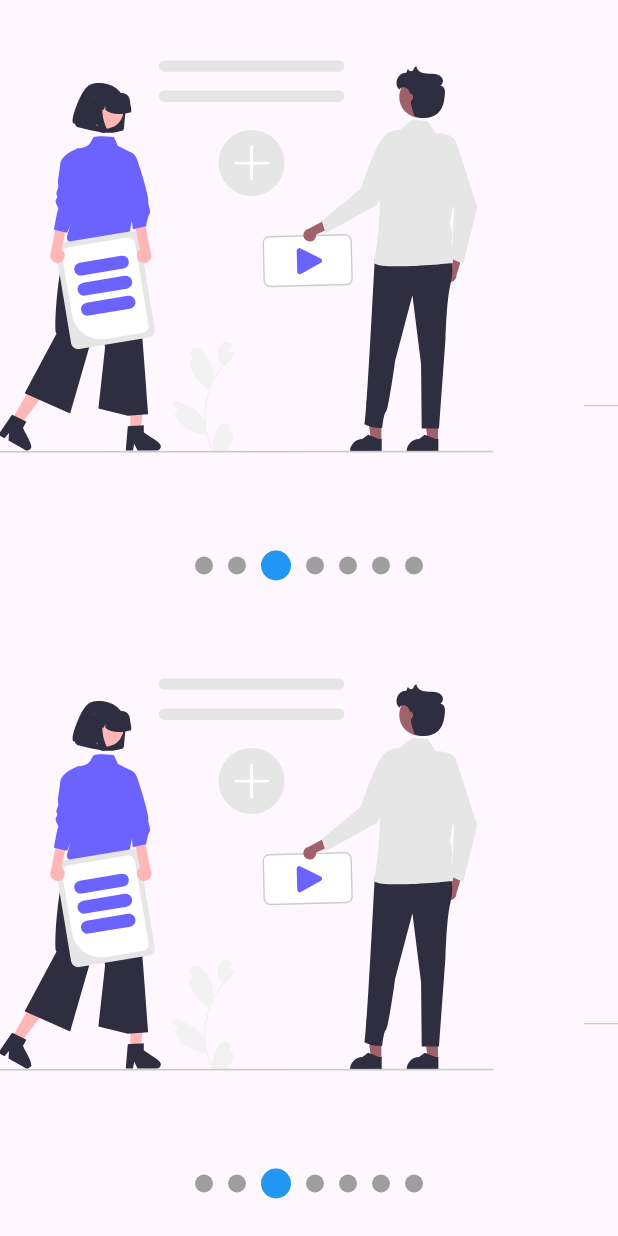
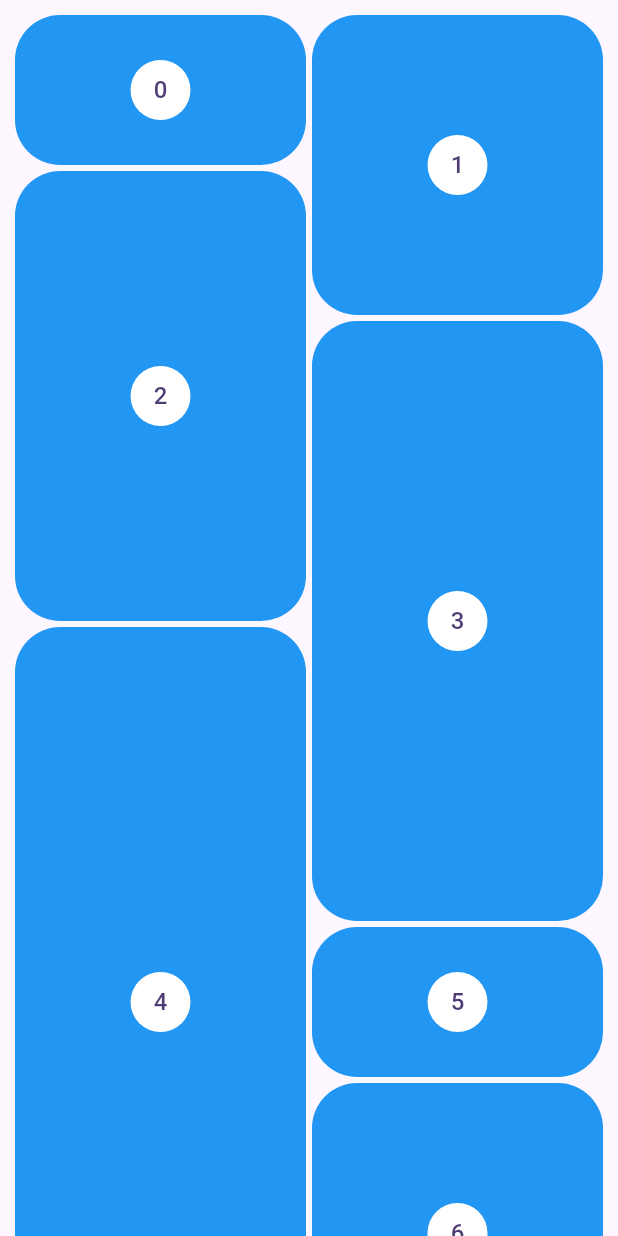
Before and after one commit to DeveTe5t/flutter-designs_designs_app, a Flutter app: the screen it shows after launch, on a phone screen of 412 x 824 dp. Run offline on Flutter 3.47's test engine with Material 3 defaults, Android fonts, the phone set to English and light mode, and no system bars; our stand-ins replace flutter_svg.

Commit message:
Add several solution for grid with package and without package

```diff
--- a/lib/main.dart
+++ b/lib/main.dart
@@ -6,7 +6,8 @@ import 'package:flutter/material.dart';
 // import '/src/widgets/headers.dart';
 // import '/src/pages/circle_graphic_page.dart';
 // import 'src/labs/slide_show_page.dart';
-import 'src/pages/slide_show_page.dart';
+// import 'src/pages/slide_show_page.dart';
+import '/src/pages/pinterest_page.dart';
 
 void main() {
   runApp(const MyApp());
@@ -24,7 +25,8 @@ class MyApp extends StatelessWidget {
         colorScheme: ColorScheme.fromSeed(seedColor: Colors.deepPurple),
         // colorScheme: ColorScheme.fromSeed(seedColor: Color(0xff615AAB)),
       ),
-      home: const SlideShowPage(),
+      // home: const SlideShowPage(),
+      home: const PinterestPage(),
     );
   }
 }
--- /dev/null
+++ b/lib/src/pages/pinterest_page.dart
@@ -0,0 +1,236 @@
+import 'package:flutter/material.dart';
+import 'package:flutter_staggered_grid_view/flutter_staggered_grid_view.dart';
+
+class PinterestPage extends StatelessWidget {
+  const PinterestPage({super.key});
+
+  @override
+  Widget build(BuildContext context) {
+    return const Scaffold(body: Center(child: PinterestGrid()));
+  }
+}
+
+class PinterestGrid extends StatelessWidget {
+  const PinterestGrid({super.key});
+
+  @override
+  Widget build(BuildContext context) {
+    // return AlignedGridView.count(
+    //   crossAxisCount: 4,
+    //   mainAxisSpacing: 4,
+    //   crossAxisSpacing: 4,
+    //   itemBuilder: (context, index) {
+    //     return StaggeredGridTile.count(
+    //       crossAxisCellCount: 2,
+    //       mainAxisCellCount: 2,
+    //       child: Text('${(index % 7 + 1) * 30}'),
+    //     );
+    //   },
+    // );
+    // return MasonryGridView.count(
+    //   crossAxisCount: 4,
+    //   mainAxisSpacing: 4,
+    //   crossAxisSpacing: 4,
+    //   itemBuilder: (context, index) {
+    //     // return Tile(index: index, extent: (index % 5 + 1) * 100);
+    //     return StaggeredGridTile.extent(
+    //       mainAxisExtent: (index % 5 + 1) * 100,
+    //       crossAxisCellCount: 2,
+    //       child: GridTile(child: Text('$index')),
+    //     );
+    //   },
+    // );
+
+    // return StaggeredGrid.count(
+    //   crossAxisCount: 4,
+    //   mainAxisSpacing: 4,
+    //   crossAxisSpacing: 4,
+    //   children: const [
+    //     StaggeredGridTile.count(
+    //       crossAxisCellCount: 2,
+    //       mainAxisCellCount: 2,
+    //       // child: GridTile(index: 0),
+    //       child: GridTile(child: Text('0')),
+    //     ),
+    //     StaggeredGridTile.count(
+    //       crossAxisCellCount: 2,
+    //       mainAxisCellCount: 1,
+    //       // child: GridTile(index: 1),
+    //       child: GridTile(child: Text('1')),
+    //     ),
+    //     StaggeredGridTile.count(
+    //       crossAxisCellCount: 1,
+    //       mainAxisCellCount: 1,
+    //       // child: Tile(index: 2),
+    //       child: GridTile(child: Text('2')),
+    //     ),
+    //     StaggeredGridTile.count(
+    //       crossAxisCellCount: 1,
+    //       mainAxisCellCount: 1,
+    //       // child: Tile(index: 3),
+    //       child: GridTile(child: Text('3')),
+    //     ),
+    //     StaggeredGridTile.count(
+    //       crossAxisCellCount: 4,
+    //       mainAxisCellCount: 2,
+    //       // child: Tile(index: 4),
+    //       child: GridTile(child: Text('4')),
+    //     ),
+    //   ],
+    // );
+
+    final List<int> items = List.generate(200, (index) => index);
+
+    //------- Solution 1
+    return MasonryGridView.count(
+      crossAxisCount: 2,
+      mainAxisSpacing: 4,
+      crossAxisSpacing: 4,
+      padding: const EdgeInsets.all(10),
+      itemCount: items.length,
+      itemBuilder:
+          // (context, index) => _PinterestItem2(index: index),
+          // (context, index) => _PinterestItem(index: index),
+          (context, index) =>
+              _Tile(index: index, extent: (index % 5 + 1) * 100),
+    );
+
+    //------- Solution 2
+    // return SingleChildScrollView(
+    //   child: StaggeredGrid.count(
+    //     crossAxisCount: 4,
+    //     mainAxisSpacing: 4,
+    //     crossAxisSpacing: 4,
+    //     children: List.generate(
+    //       items.length,
+    //       (index) => _PinterestItem2(index: index),
+    //     ),
+    //     // staggeredTitleBuilder:
+    //     //     (int index) => StaggeredTitle.count(2, index.isEven ? 2 : 3),
+    //   ),
+    // );
+
+    //------- Solution 3
+    // return GridView.custom(
+    //   padding: const EdgeInsets.symmetric(horizontal: 10),
+    //   gridDelegate: SliverWovenGridDelegate.count(
+    //     crossAxisCount: 2,
+    //     pattern: [
+    //       const WovenGridTile(1),
+    //       const WovenGridTile(
+    //         5 / 7,
+    //         crossAxisRatio: 0.9,
+    //         alignment: AlignmentDirectional.centerEnd,
+    //       ),
+    //     ],
+    //   ),
+    //   childrenDelegate: SliverChildBuilderDelegate(
+    //     (context, index) => _PinterestItem(index: index),
+    //     childCount: items.length,
+    //   ),
+    // );
+
+    //------- Solution 4
+    // return GridView.custom(
+    //   padding: const EdgeInsets.symmetric(horizontal: 10),
+    //   gridDelegate: SliverQuiltedGridDelegate(
+    //     crossAxisCount: 4,
+    //     mainAxisSpacing: 4,
+    //     crossAxisSpacing: 4,
+    //     repeatPattern: QuiltedGridRepeatPattern.inverted,
+    //     pattern: const [QuiltedGridTile(3, 2), QuiltedGridTile(2, 2)],
+    //   ),
+    //   childrenDelegate: SliverChildBuilderDelegate(
+    //     (context, index) => _PinterestItem(index: index),
+    //     childCount: items.length,
+    //   ),
+    // );
+
+    //------- Solution 5
+    // return Container(
+    //   padding: const EdgeInsets.symmetric(horizontal: 20),
+    //   child: MasonryGridView.count(
+    //     crossAxisCount: 2,
+    //     mainAxisSpacing: 4,
+    //     crossAxisSpacing: 4,
+    //     itemCount: items.length,
+    //     itemBuilder: (context, index) {
+    //       return _Tile(index: index, extent: (index % 5 + 1) * 100);
+    //     },
+    //   ),
+    // );
+  }
+}
+
+class _PinterestItem extends StatelessWidget {
+  final int index;
+  const _PinterestItem({required this.index});
+
+  @override
+  Widget build(BuildContext context) {
+    return Container(
+      // color: Colors.blue,
+      // margin: const EdgeInsets.all(5),
+      decoration: const BoxDecoration(
+        color: Colors.blue,
+        borderRadius: BorderRadius.all(Radius.circular(30)),
+      ),
+      child: Center(
+        child: CircleAvatar(
+          backgroundColor: Colors.white,
+          child: Text('$index'),
+        ),
+      ),
+    );
+  }
+}
+
+class _PinterestItem2 extends StatelessWidget {
+  final int index;
+  const _PinterestItem2({required this.index});
+
+  @override
+  Widget build(BuildContext context) {
+    return StaggeredGridTile.count(
+      crossAxisCellCount: 2,
+      mainAxisCellCount: index.isEven ? 2 : 3,
+      child: Container(
+        // color: Colors.blue,
+        margin: const EdgeInsets.all(5),
+        decoration: const BoxDecoration(
+          color: Colors.blue,
+          borderRadius: BorderRadius.all(Radius.circular(30)),
+        ),
+        child: Center(
+          child: CircleAvatar(
+            backgroundColor: Colors.white,
+            child: Text('$index'),
+          ),
+        ),
+      ),
+    );
+  }
+}
+
+class _Tile extends StatelessWidget {
+  const _Tile({required this.index, required this.extent});
+  final int index;
+  final double extent;
+
+  @override
+  Widget build(BuildContext context) {
+    return Container(
+      height: extent,
+      decoration: const BoxDecoration(
+        color: Colors.blue,
+        borderRadius: BorderRadius.all(Radius.circular(30)),
+      ),
+      child: Center(
+        child: CircleAvatar(
+          backgroundColor: Colors.white,
+          child: Text('$index'),
+        ),
+      ),
+    );
+  }
+}
--- a/pubspec.yaml
+++ b/pubspec.yaml
@@ -36,6 +36,7 @@ dependencies:
   cupertino_icons: ^1.0.8
   flutter_svg: ^2.0.17
   provider: ^6.1.4
+  flutter_staggered_grid_view: ^0.7.0
 
 dev_dependencies:
   flutter_test:
```
Also changed, not shown: pubspec.lock.
